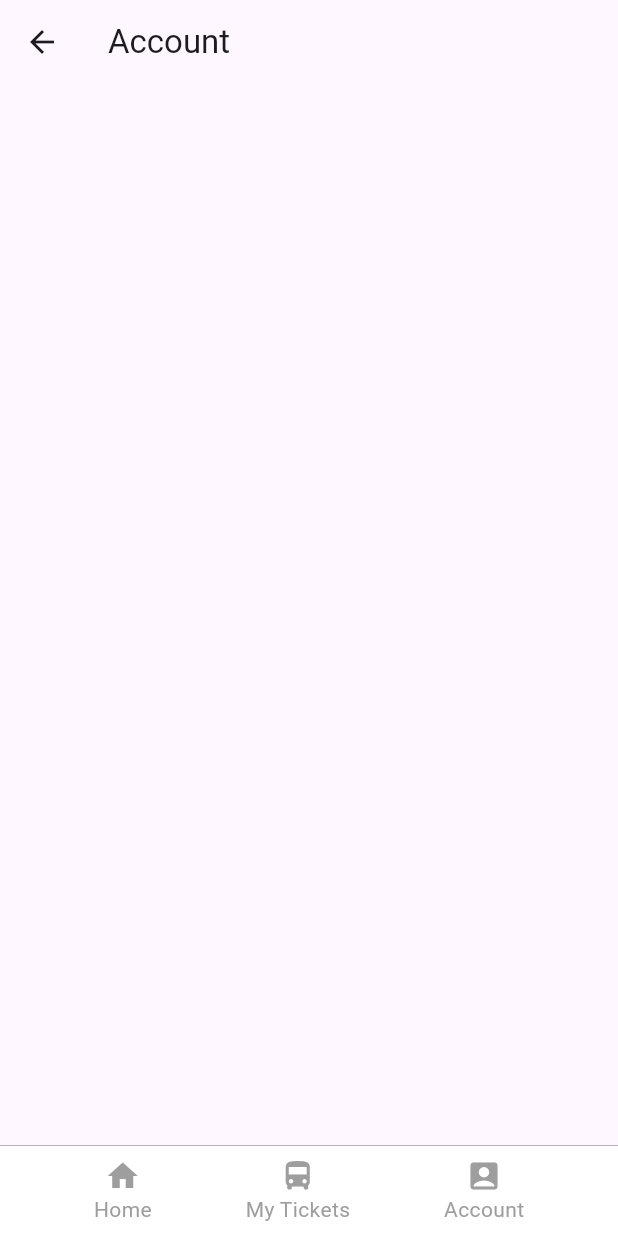
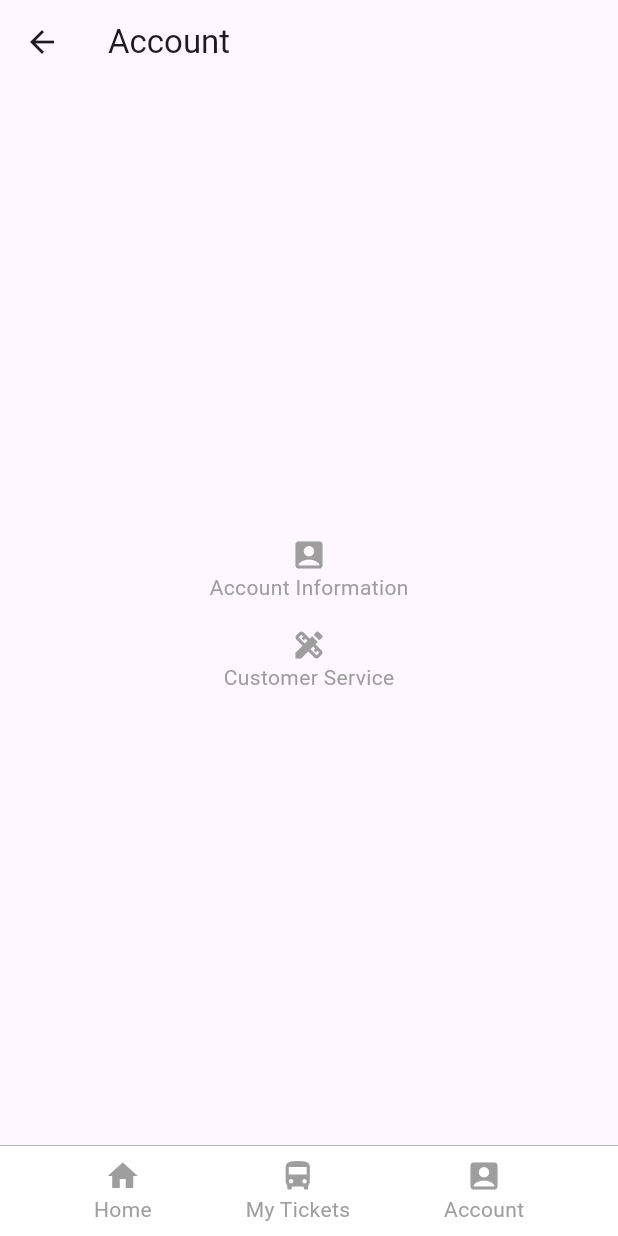
Before and after one commit to cpit252-fall-24-IT2/project-makkahpath, a Flutter app: the AccountScreen screen opened directly, on a phone screen of 412 x 824 dp. Run offline on Flutter 3.47's test engine with Material 3 defaults, Android fonts, the light colour scheme and no system bars; our stand-ins replace sqflite, sqflite_common_ffi; accounts and stored records are empty.

Commit message:
Added Buttons in Account page

```diff
--- a/lib/Screens/AccountScreen.dart
+++ b/lib/Screens/AccountScreen.dart
@@ -10,6 +10,21 @@ class AccountScreen extends StatelessWidget {
 
     return Scaffold(
       appBar: AppBar(title: Text('Account')),
+
+      body: Center(
+        child: Column(
+          mainAxisAlignment: MainAxisAlignment.center,
+          children: [
+            // Account Info Button
+            pageNavigation.AccountInfo(),
+
+            SizedBox(height: 16), // Add spacing between buttons
+
+            // Customer Service Button
+            pageNavigation.CustomerService(),
+          ],
+        ),
+      ),
 
       bottomNavigationBar: Container(
         padding: const EdgeInsets.symmetric(vertical: 8.0),
```
